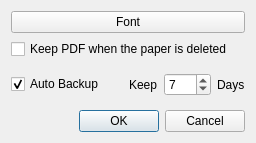
Qt form OptionDlg.ui (congchenutd/papernet) before a commit.
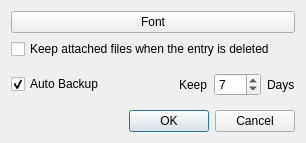
The same form after that commit.

The edit to the form file:
```diff
--- a/OptionDlg.ui
+++ b/OptionDlg.ui
@@ -6,7 +6,7 @@
    <rect>
     <x>0</x>
     <y>0</y>
-    <width>256</width>
+    <width>306</width>
     <height>143</height>
    </rect>
   </property>
@@ -24,7 +24,7 @@
    <item>
     <widget class="QCheckBox" name="checkKeepPDF">
      <property name="text">
-      <string>Keep PDF when the paper is deleted</string>
+      <string>Keep attached files when the entry is deleted</string>
      </property>
     </widget>
    </item>
```
Left out of the diff: 2 changed lines with no effect on the pictures.
